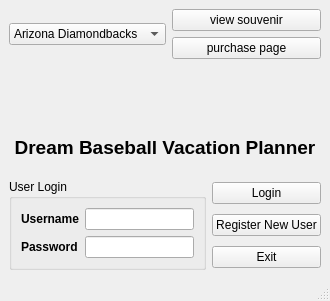
This is loginwindow.ui in bbisuna0/CS1D_baseball as Qt 5 draws it before an edit. The edited form follows.
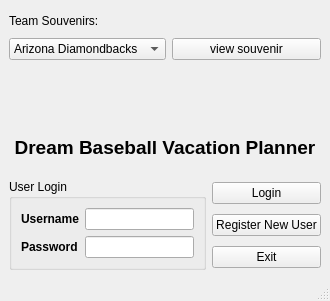
This is the edited form. Icons and pictures are not drawn.

```diff
--- a/loginwindow.ui
+++ b/loginwindow.ui
@@ -20,8 +20,17 @@
    <string>Login</string>
   </property>
   <widget class="QWidget" name="centralwidget">
-   <layout class="QGridLayout" name="gridLayout">
+   <layout class="QGridLayout" name="gridLayout_2">
     <item row="0" column="0" colspan="2">
+     <layout class="QGridLayout" name="gridLayout">
+      <item row="0" column="0">
+       <widget class="QLabel" name="label">
+        <property name="text">
+         <string>Team Souvenirs:</string>
+        </property>
+       </widget>
+      </item>
+      <item row="1" column="0">
      <layout class="QHBoxLayout" name="horizontalLayout">
       <item>
        <widget class="QComboBox" name="comboBox">
@@ -183,21 +192,12 @@
        </widget>
       </item>
       <item>
-       <layout class="QVBoxLayout" name="verticalLayout">
-        <item>
          <widget class="QPushButton" name="pushButton_3">
           <property name="text">
            <string>view souvenir</string>
           </property>
          </widget>
         </item>
-        <item>
-         <widget class="QPushButton" name="pushButton">
-          <property name="text">
-           <string>purchase page</string>
-          </property>
-         </widget>
-        </item>
        </layout>
       </item>
      </layout>
```
Lines whose indentation alone changed are shown as unchanged.
